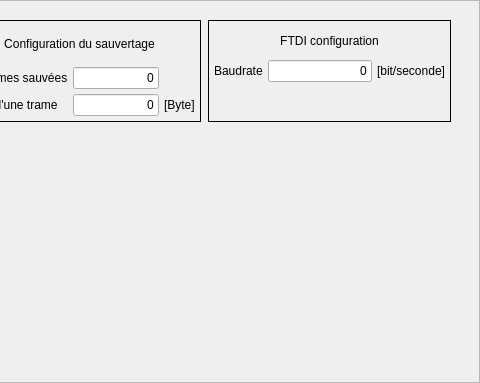
Old version of the form debugWindow.ui in the repository coucou1121/Datalogger; both pictures show x 402 to 882 and y 0 to 383 of the 882 by 383 pixel window.
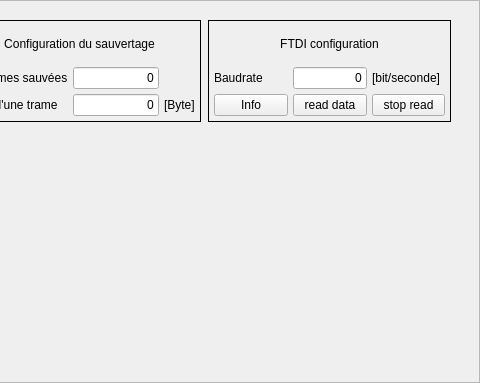
New version of the form.

Commit message: Add FTDI function for debug, work on the raspy Add preprocessing for running the application on windows

```diff
--- a/debugWindow.ui
+++ b/debugWindow.ui
@@ -154,13 +154,6 @@
       </property>
      </widget>
     </item>
-    <item row="2" column="0">
-     <widget class="QLabel" name="labelFrameSize_2">
-      <property name="text">
-       <string/>
-      </property>
-     </widget>
-    </item>
     <item row="1" column="0">
      <widget class="QLabel" name="labelBaudrate">
       <property name="text">
@@ -185,6 +178,27 @@
       </property>
      </widget>
     </item>
+    <item row="2" column="0">
+     <widget class="QPushButton" name="pushButtonFTDIInfo">
+      <property name="text">
+       <string>Info</string>
+      </property>
+     </widget>
+    </item>
+    <item row="2" column="1">
+     <widget class="QPushButton" name="pushButtonFTDIRead">
+      <property name="text">
+       <string>read data</string>
+      </property>
+     </widget>
+    </item>
+    <item row="2" column="2">
+     <widget class="QPushButton" name="pushButtonFTDIStop">
+      <property name="text">
+       <string>stop read</string>
+      </property>
+     </widget>
+    </item>
    </layout>
   </widget>
  </widget>
```
The commit also changes 11 other files.
